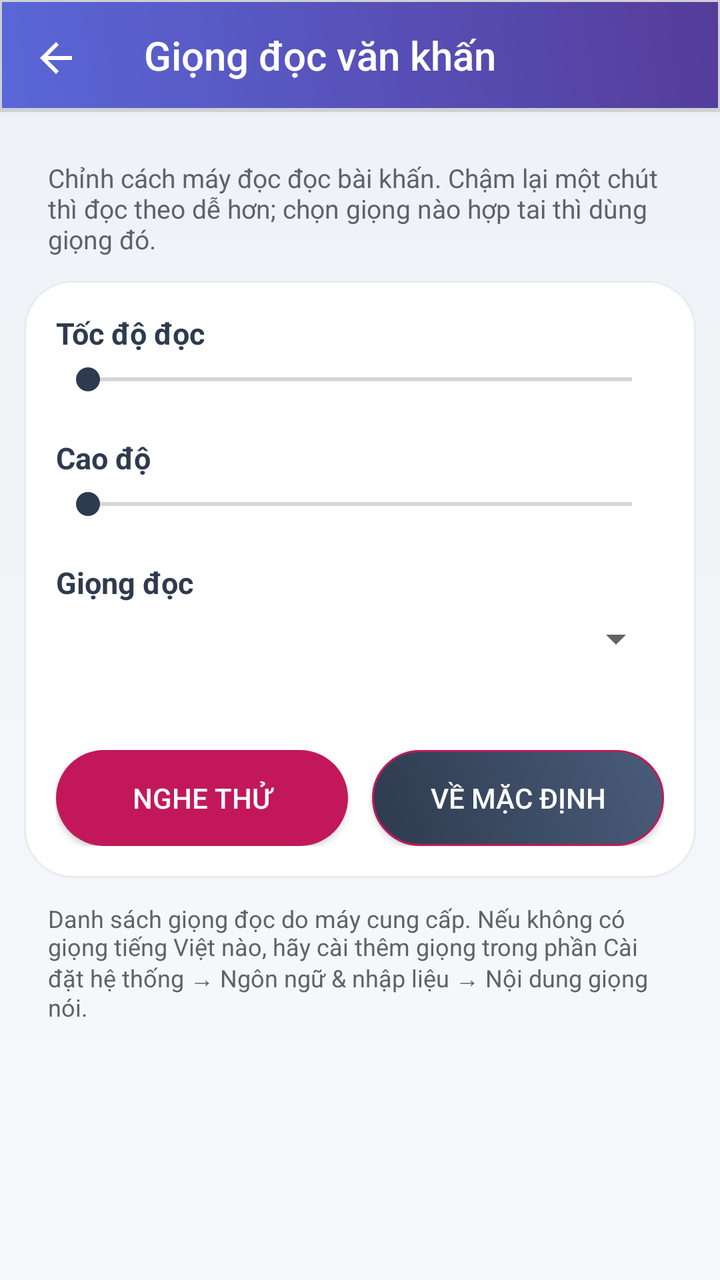
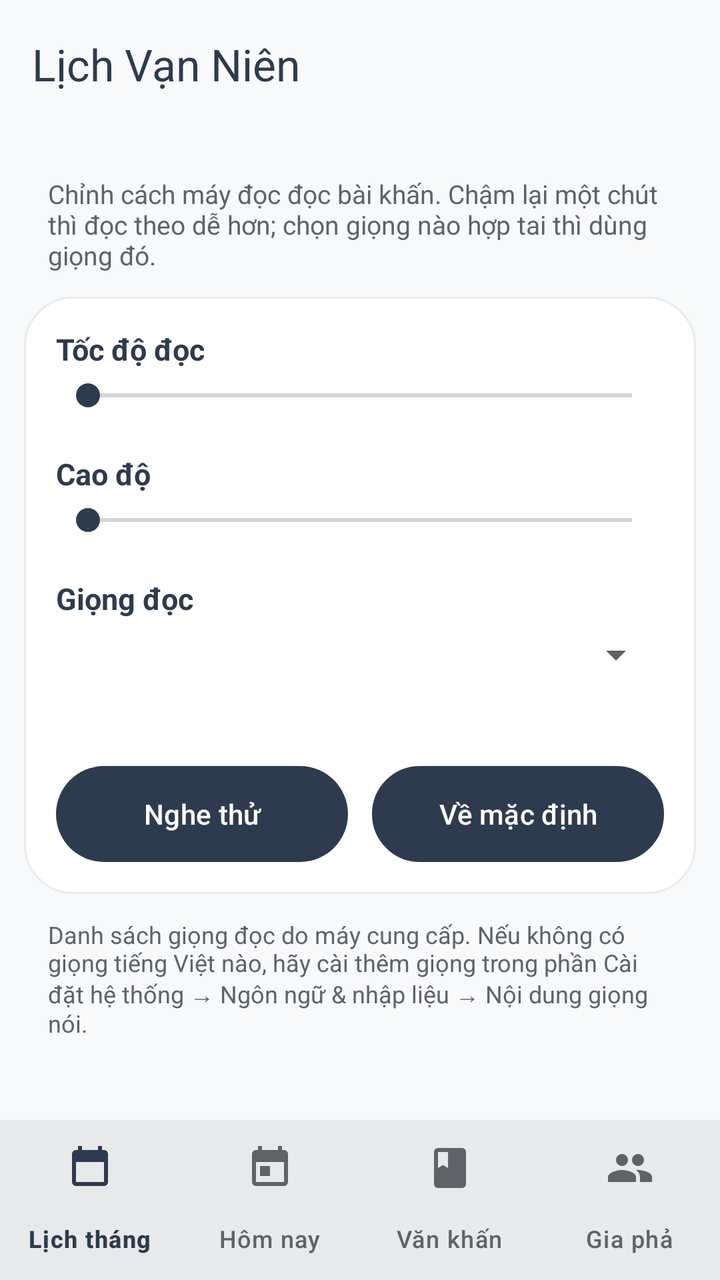

Screens rendered from an Android XML layout before and after an edit, with the pre-edit source and the edit as a unified diff.
<!-- AndroidManifest.xml: activity theme AppTheme -->
<!-- res/layout/activity_tts_settings.xml -->
<?xml version="1.0" encoding="utf-8"?>
<LinearLayout xmlns:android="http://schemas.android.com/apk/res/android"
    xmlns:app="http://schemas.android.com/apk/res-auto"
    android:layout_width="match_parent"
    android:layout_height="match_parent"
    android:background="@drawable/month_screen_background"
    android:orientation="vertical">

    <androidx.appcompat.widget.Toolbar
        android:id="@+id/toolbar"
        android:layout_width="match_parent"
        android:layout_height="?attr/actionBarSize"
        android:background="@drawable/toolbar_background"
        android:elevation="8dp"
        android:theme="@style/ThemeOverlay.AppCompat.Dark.ActionBar"
        app:navigationIcon="@drawable/ic_arrow_back"
        app:popupTheme="@style/ThemeOverlay.AppCompat.Light"
        app:title="Giọng đọc văn khấn" />

    <ScrollView
        android:layout_width="match_parent"
        android:layout_height="match_parent">

        <LinearLayout
            android:layout_width="match_parent"
            android:layout_height="wrap_content"
            android:orientation="vertical"
            android:padding="12dp">

            <TextView
                android:layout_width="match_parent"
                android:layout_height="wrap_content"
                android:padding="12dp"
                android:text="Chỉnh cách máy đọc đọc bài khấn. Chậm lại một chút thì đọc theo dễ hơn; chọn giọng nào hợp tai thì dùng giọng đó."
                android:textColor="@color/textSecondary"
                android:textSize="13sp" />

            <LinearLayout
                android:layout_width="match_parent"
                android:layout_height="wrap_content"
                android:background="@drawable/month_card_background"
                android:orientation="vertical"
                android:padding="16dp">

                <TextView
                    android:id="@+id/speech_rate_label"
                    android:layout_width="match_parent"
                    android:layout_height="wrap_content"
                    android:text="Tốc độ đọc"
                    android:textColor="@color/textPrimary"
                    android:textSize="15sp"
                    android:textStyle="bold" />

                <SeekBar
                    android:id="@+id/speech_rate_seek"
                    android:layout_width="match_parent"
                    android:layout_height="wrap_content"
                    android:layout_marginTop="4dp"
                    android:layout_marginBottom="20dp"
                    android:max="100"
                    android:progressTint="@color/primaryColor"
                    android:thumbTint="@color/primaryColor" />

                <TextView
                    android:id="@+id/speech_pitch_label"
                    android:layout_width="match_parent"
                    android:layout_height="wrap_content"
                    android:text="Cao độ"
                    android:textColor="@color/textPrimary"
                    android:textSize="15sp"
                    android:textStyle="bold" />

                <SeekBar
                    android:id="@+id/speech_pitch_seek"
                    android:layout_width="match_parent"
                    android:layout_height="wrap_content"
                    android:layout_marginTop="4dp"
                    android:layout_marginBottom="20dp"
                    android:max="100"
                    android:progressTint="@color/primaryColor"
                    android:thumbTint="@color/primaryColor" />

                <TextView
                    android:layout_width="match_parent"
                    android:layout_height="wrap_content"
                    android:text="Giọng đọc"
                    android:textColor="@color/textPrimary"
                    android:textSize="15sp"
                    android:textStyle="bold" />

                <Spinner
                    android:id="@+id/speech_voice_spinner"
                    android:layout_width="match_parent"
                    android:layout_height="wrap_content"
                    android:layout_marginTop="6dp" />

                <TextView
                    android:id="@+id/speech_voice_state"
                    android:layout_width="match_parent"
                    android:layout_height="wrap_content"
                    android:layout_marginTop="10dp"
                    android:textColor="@color/textSecondary"
                    android:textSize="13sp" />

                <LinearLayout
                    android:layout_width="match_parent"
                    android:layout_height="wrap_content"
                    android:layout_marginTop="16dp"
                    android:orientation="horizontal">

                    <Button
                        android:id="@+id/speech_preview_button"
                        android:layout_width="0dp"
                        android:layout_height="48dp"
                        android:layout_marginEnd="6dp"
                        android:layout_weight="1"
                        android:background="@drawable/month_primary_button_background"
                        android:text="Nghe thử"
                        android:textColor="@color/textLight"
                        android:textSize="14sp" />

                    <Button
                        android:id="@+id/speech_reset_button"
                        android:layout_width="0dp"
                        android:layout_height="48dp"
                        android:layout_marginStart="6dp"
                        android:layout_weight="1"
                        android:background="@drawable/button_modern"
                        android:text="Về mặc định"
                        android:textColor="@color/textLight"
                        android:textSize="14sp" />
                </LinearLayout>
            </LinearLayout>

            <TextView
                android:layout_width="match_parent"
                android:layout_height="wrap_content"
                android:padding="12dp"
                android:text="Danh sách giọng đọc do máy cung cấp. Nếu không có giọng tiếng Việt nào, hãy cài thêm giọng trong phần Cài đặt hệ thống → Ngôn ngữ &amp; nhập liệu → Nội dung giọng nói."
                android:textColor="@color/textSecondary"
                android:textSize="12sp" />

        </LinearLayout>
    </ScrollView>

</LinearLayout>
<!-- resources referenced by this layout -->
<resources>
  <color name="primaryColor">#2E3B4E</color>
  <color name="textLight">#FFFFFF</color>
  <color name="textPrimary">#2E3B4E</color>
  <color name="textSecondary">#5F6368</color>
  <!-- drawable ic_arrow_back (drawable) -->
  <?xml version="1.0" encoding="utf-8"?>
  <vector xmlns:android="http://schemas.android.com/apk/res/android"
      android:width="24dp"
      android:height="24dp"
      android:viewportWidth="24"
      android:viewportHeight="24">
      <path
          android:fillColor="#FFFFFF"
          android:pathData="M20,11H7.83l5.59,-5.59L12,4l-8,8 8,8 1.41,-1.41L7.83,13H20v-2z"/>
  </vector>
  <!-- drawable month_card_background (drawable) -->
  <?xml version="1.0" encoding="utf-8"?>
  <shape xmlns:android="http://schemas.android.com/apk/res/android">
      <solid android:color="#FFFFFF" />
      <corners android:radius="24dp" />
      <stroke
          android:width="1dp"
          android:color="@color/cardBorder" />
  </shape>
  <!-- drawable month_primary_button_background (drawable) -->
  <?xml version="1.0" encoding="utf-8"?>
  <shape xmlns:android="http://schemas.android.com/apk/res/android">
      <solid android:color="@color/weekendColor" />
      <corners android:radius="24dp" />
  </shape>
  <!-- drawable month_screen_background (drawable) -->
  <?xml version="1.0" encoding="utf-8"?>
  <shape xmlns:android="http://schemas.android.com/apk/res/android">
      <gradient
          android:angle="90"
          android:endColor="@color/monthBackgroundEnd"
          android:startColor="@color/backgroundPrimary"
          android:type="linear" />
  </shape>
  <!-- drawable toolbar_background (drawable) -->
  <?xml version="1.0" encoding="utf-8"?>
  <layer-list xmlns:android="http://schemas.android.com/apk/res/android">
      
      <item>
          <shape android:shape="rectangle">
              <solid android:color="#20000000" />
              <padding
                  android:bottom="2dp"
                  android:left="1dp"
                  android:right="1dp"
                  android:top="1dp" />
          </shape>
      </item>
      
      
      <item>
          <shape android:shape="rectangle">
              <gradient
                  android:angle="45"
                  android:startColor="@color/gradientSecondaryStart"
                  android:endColor="@color/gradientSecondaryEnd"
                  android:type="linear" />
          </shape>
      </item>
  </layer-list>
  <style name="AppTheme" parent="Theme.AppCompat.Light.NoActionBar">
          <item name="colorPrimary">@color/primaryColor</item>
          <item name="colorPrimaryDark">@color/primaryDarkColor</item>
          <item name="colorAccent">@color/secondaryColor</item>
          <item name="android:windowIsTranslucent">true</item>
          <item name="android:windowTranslucentStatus">true</item>
          <item name="android:statusBarColor">@android:color/transparent</item>
          <item name="android:windowBackground">@color/backgroundPrimary</item>
          <item name="android:textColorPrimary">@color/textPrimary</item>
          <item name="android:textColorSecondary">@color/textSecondary</item>
      </style>
  <color name="primaryDarkColor">#1A2332</color>
  <color name="secondaryColor">#C2185B</color>
  <color name="primaryLightColor">#4A5C7A</color>
  <color name="cardBorder">#E9ECEF</color>
  <color name="weekendColor">#C2185B</color>
  <color name="monthBackgroundEnd">#EEF1F6</color>
  <color name="backgroundPrimary">#F8F9FA</color>
  <color name="gradientSecondaryStart">#5A67D8</color>
  <color name="gradientSecondaryEnd">#553C9A</color>
  <!-- unchanged entries left out for length: 1 -->
</resources>

<!-- the commit's change to res/layout/activity_tts_settings.xml (unified diff, before → after) -->
@@ -3,19 +3,18 @@
     xmlns:app="http://schemas.android.com/apk/res-auto"
     android:layout_width="match_parent"
     android:layout_height="match_parent"
-    android:background="@drawable/month_screen_background"
-    android:orientation="vertical">
+    android:background="?attr/colorSurface"
+    android:orientation="vertical"
+    android:id="@+id/app_root">
 
-    <androidx.appcompat.widget.Toolbar
-        android:id="@+id/toolbar"
+    <include layout="@layout/app_header" />
+    <LinearLayout
+        android:id="@+id/app_body"
         android:layout_width="match_parent"
-        android:layout_height="?attr/actionBarSize"
-        android:background="@drawable/toolbar_background"
-        android:elevation="8dp"
-        android:theme="@style/ThemeOverlay.AppCompat.Dark.ActionBar"
-        app:navigationIcon="@drawable/ic_arrow_back"
-        app:popupTheme="@style/ThemeOverlay.AppCompat.Light"
-        app:title="Giọng đọc văn khấn" />
+        android:layout_height="0dp"
+        android:layout_weight="1"
+        android:orientation="vertical">
+
 
     <ScrollView
         android:layout_width="match_parent"
@@ -143,4 +142,33 @@
         </LinearLayout>
     </ScrollView>
 
+        </LinearLayout>
+
+<include layout="@layout/app_bottom_nav" />
+
 </LinearLayout>
+<!-- res/layout/app_header.xml (included above) -->
+<?xml version="1.0" encoding="utf-8"?>
+<com.google.android.material.appbar.MaterialToolbar xmlns:android="http://schemas.android.com/apk/res/android"
+    xmlns:app="http://schemas.android.com/apk/res-auto"
+    android:id="@+id/toolbar"
+    android:layout_width="match_parent"
+    android:layout_height="?attr/actionBarSize"
+    android:background="?attr/colorSurface"
+    android:elevation="0dp"
+    app:navigationIconTint="?attr/colorOnSurface"
+    app:title="@string/app_name"
+    app:titleTextColor="?attr/colorOnSurface" />
+<!-- res/layout/app_bottom_nav.xml (included above) -->
+<?xml version="1.0" encoding="utf-8"?>
+<com.google.android.material.bottomnavigation.BottomNavigationView xmlns:android="http://schemas.android.com/apk/res/android"
+    xmlns:app="http://schemas.android.com/apk/res-auto"
+    android:id="@+id/bottom_navigation"
+    android:layout_width="match_parent"
+    android:layout_height="wrap_content"
+    android:background="?attr/colorSurface"
+    android:elevation="3dp"
+    app:itemIconTint="@color/bottom_nav_item_color"
+    app:itemTextColor="@color/bottom_nav_item_color"
+    app:labelVisibilityMode="labeled"
+    app:menu="@menu/main_bottom_nav" />
<!-- resource entries referenced after the edit -->
@@ -4,25 +4,14 @@
   <color name="textLight">#FFFFFF</color>
   <color name="textPrimary">#2E3B4E</color>
   <color name="textSecondary">#5F6368</color>
-  <!-- drawable ic_arrow_back (drawable) -->
-  <?xml version="1.0" encoding="utf-8"?>
-  <vector xmlns:android="http://schemas.android.com/apk/res/android"
-      android:width="24dp"
-      android:height="24dp"
-      android:viewportWidth="24"
-      android:viewportHeight="24">
-      <path
-          android:fillColor="#FFFFFF"
-          android:pathData="M20,11H7.83l5.59,-5.59L12,4l-8,8 8,8 1.41,-1.41L7.83,13H20v-2z"/>
-  </vector>
   <!-- drawable month_card_background (drawable) -->
   <?xml version="1.0" encoding="utf-8"?>
   <shape xmlns:android="http://schemas.android.com/apk/res/android">
-      <solid android:color="#FFFFFF" />
+      <solid android:color="?attr/colorSurfaceVariant" />
       <corners android:radius="24dp" />
       <stroke
           android:width="1dp"
-          android:color="@color/cardBorder" />
+          android:color="?attr/colorOutline" />
   </shape>
   <!-- drawable month_primary_button_background (drawable) -->
   <?xml version="1.0" encoding="utf-8"?>
@@ -30,49 +19,26 @@
       <solid android:color="@color/weekendColor" />
       <corners android:radius="24dp" />
   </shape>
-  <!-- drawable month_screen_background (drawable) -->
-  <?xml version="1.0" encoding="utf-8"?>
-  <shape xmlns:android="http://schemas.android.com/apk/res/android">
-      <gradient
-          android:angle="90"
-          android:endColor="@color/monthBackgroundEnd"
-          android:startColor="@color/backgroundPrimary"
-          android:type="linear" />
-  </shape>
-  <!-- drawable toolbar_background (drawable) -->
-  <?xml version="1.0" encoding="utf-8"?>
-  <layer-list xmlns:android="http://schemas.android.com/apk/res/android">
-      
-      <item>
-          <shape android:shape="rectangle">
-              <solid android:color="#20000000" />
-              <padding
-                  android:bottom="2dp"
-                  android:left="1dp"
-                  android:right="1dp"
-                  android:top="1dp" />
-          </shape>
-      </item>
-      
-      
-      <item>
-          <shape android:shape="rectangle">
-              <gradient
-                  android:angle="45"
-                  android:startColor="@color/gradientSecondaryStart"
-                  android:endColor="@color/gradientSecondaryEnd"
-                  android:type="linear" />
-          </shape>
-      </item>
-  </layer-list>
-  <style name="AppTheme" parent="Theme.AppCompat.Light.NoActionBar">
+  <string name="app_name">Lịch Vạn Niên</string>
+  <style name="AppTheme" parent="Theme.Material3.Light.NoActionBar">
           <item name="colorPrimary">@color/primaryColor</item>
-          <item name="colorPrimaryDark">@color/primaryDarkColor</item>
-          <item name="colorAccent">@color/secondaryColor</item>
-          <item name="android:windowIsTranslucent">true</item>
-          <item name="android:windowTranslucentStatus">true</item>
+          <item name="colorOnPrimary">@color/textLight</item>
+          <item name="colorPrimaryContainer">@color/monthTonal</item>
+          <item name="colorOnPrimaryContainer">@color/primaryDarkColor</item>
+          <item name="colorSecondary">@color/secondaryColor</item>
+          <item name="colorOnSecondary">@color/textLight</item>
+          <item name="colorSecondaryContainer">@color/monthTonal</item>
+          <item name="colorOnSecondaryContainer">@color/primaryDarkColor</item> 
+          <item name="colorSurface">@color/backgroundPrimary</item>
+          <item name="colorOnSurface">@color/textPrimary</item>
+          <item name="colorSurfaceVariant">@color/backgroundSecondary</item>
+          <item name="colorOnSurfaceVariant">@color/textSecondary</item>
+          <item name="colorOutline">@color/cardBorder</item>
+          <item name="android:windowBackground">@color/backgroundPrimary</item>
           <item name="android:statusBarColor">@android:color/transparent</item>
-          <item name="android:windowBackground">@color/backgroundPrimary</item>
+          <item name="android:navigationBarColor">@android:color/transparent</item>
+          <item name="android:windowLightStatusBar">true</item>
+          <item name="android:windowLightNavigationBar">true</item>
           <item name="android:textColorPrimary">@color/textPrimary</item>
           <item name="android:textColorSecondary">@color/textSecondary</item>
       </style>
@@ -81,10 +47,9 @@
   <color name="primaryLightColor">#4A5C7A</color>
   <color name="cardBorder">#E9ECEF</color>
   <color name="weekendColor">#C2185B</color>
-  <color name="monthBackgroundEnd">#EEF1F6</color>
+  <color name="monthTonal">#FCE4EC</color>
   <color name="backgroundPrimary">#F8F9FA</color>
-  <color name="gradientSecondaryStart">#5A67D8</color>
-  <color name="gradientSecondaryEnd">#553C9A</color>
+  <color name="backgroundSecondary">#FFFFFF</color>
   <!-- unchanged entries left out for length: 1 -->
 </resources>
 
